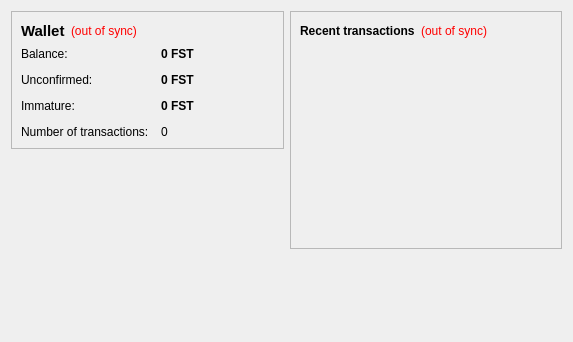
richcoin/richcoin, file src/qt/forms/overviewpage.ui: the form before one commit.
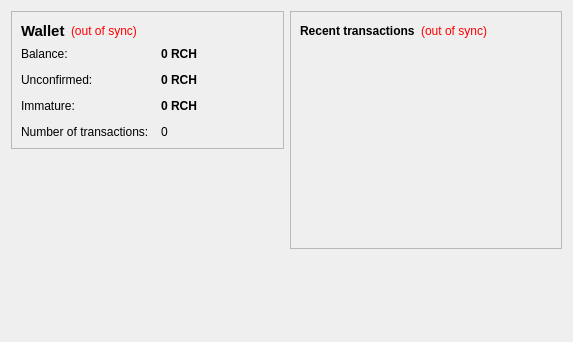
The form after the commit.

```diff
--- a/src/qt/forms/overviewpage.ui
+++ b/src/qt/forms/overviewpage.ui
@@ -105,7 +105,7 @@
              <string>Your current balance</string>
             </property>
             <property name="text">
-             <string notr="true">0 FST</string>
+             <string notr="true">0 RCH</string>
             </property>
             <property name="textInteractionFlags">
              <set>Qt::LinksAccessibleByMouse|Qt::TextSelectableByKeyboard|Qt::TextSelectableByMouse</set>
@@ -134,7 +134,7 @@
              <string>Total of transactions that have yet to be confirmed, and do not yet count toward the current balance</string>
             </property>
             <property name="text">
-             <string notr="true">0 FST</string>
+             <string notr="true">0 RCH</string>
             </property>
             <property name="textInteractionFlags">
              <set>Qt::LinksAccessibleByMouse|Qt::TextSelectableByKeyboard|Qt::TextSelectableByMouse</set>
@@ -177,7 +177,7 @@
              <string>Mined balance that has not yet matured</string>
             </property>
             <property name="text">
-             <string notr="true">0 FST</string>
+             <string notr="true">0 RCH</string>
             </property>
             <property name="textInteractionFlags">
              <set>Qt::LinksAccessibleByMouse|Qt::TextSelectableByKeyboard|Qt::TextSelectableByMouse</set>
```
Left out of the diff: 4 changed lines with no effect on the pictures.
